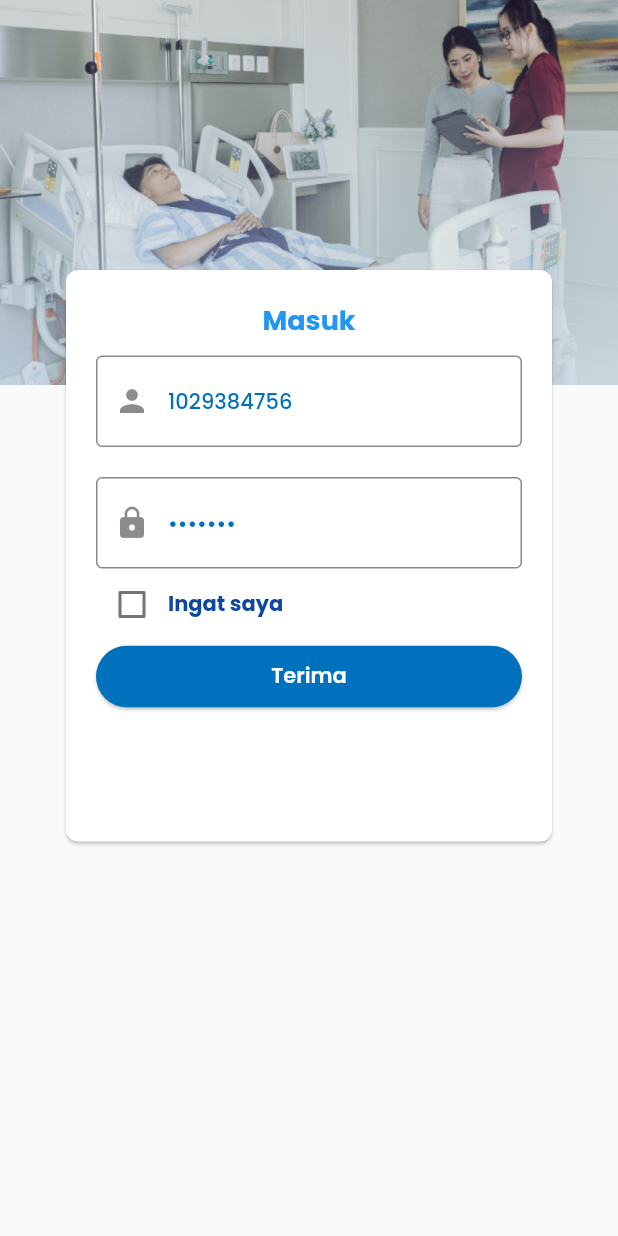
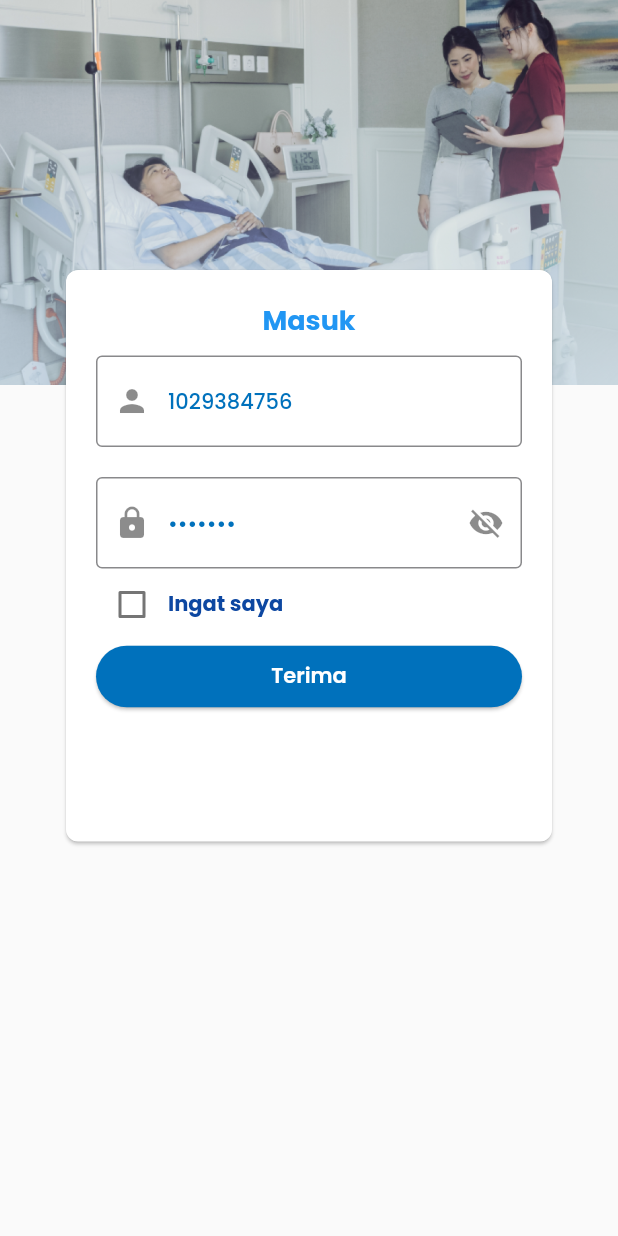
Before and after one commit to Alterra-Batch3-Kelompok-11/hms-flutter, a Flutter app: the screen it shows after launch, on a phone screen of 412 x 824 dp. Run offline on Flutter 3.47's test engine with Material 2 defaults, Android fonts, the phone set to English and light mode, and no system bars; our stand-ins replace bloc, dio, equatable, flutter_bloc, flutter_dotenv, flutter_svg and 3 more; missing offline and left inert: jwt_decode, splash_screen_view.

Commit message:
update code refactor

```diff
--- a/lib/screens/auth/login_screen.dart
+++ b/lib/screens/auth/login_screen.dart
@@ -31,6 +31,7 @@ class _LoginScreenState extends State<LoginScreen> {
   late TextEditingController _usernameController;
   late TextEditingController _passwordController;
   ValueNotifier<bool> isRemember = ValueNotifier(false);
+  ValueNotifier<bool> isShowPassword = ValueNotifier(false);
   String? currentUsername;
 
   @override
@@ -51,12 +52,8 @@ class _LoginScreenState extends State<LoginScreen> {
   }
 
   @override
-  void dispose() {
-    super.dispose();
-  }
-
-  @override
   Widget build(BuildContext context) {
+    print("REFRESH SCREEN");
     return Scaffold(
       body: BlocListener<AuthBloc, AuthState>(
         listener: (context, state) {
@@ -123,21 +120,31 @@ class _LoginScreenState extends State<LoginScreen> {
                             return null;
                           }),
                       const SizedBox(height: 20),
-                      GlobalTextField(
+                      ValueListenableBuilder(
+                          valueListenable: isShowPassword,
+                          builder: (context, bool value, _) {
+                            return GlobalTextField(
                                 fieldController: _passwordController,
                                 hintText: "Sandi",
                                 valueNotifier: onFieldPasswordFocus,
                                 focusNode: fieldPasswordFocus,
-                          obscureText: true,
+                                obscureText: value ? false : true,
                                 maxLine: 1,
                                 prefixIcon: Icons.lock,
-                          // obscureText: true,
+                                suffixIcon: IconButton(
+                                    splashColor: Colors.transparent,
+                                    onPressed: () => isShowPassword.value =
+                                        !isShowPassword.value,
+                                    icon: value
+                                        ? const Icon(Icons.visibility)
+                                        : const Icon(Icons.visibility_off)),
                                 validator: (value) {
                                   if (value!.isEmpty) {
                                     print("data kosong");
                                     return "Field can't empty";
                                   }
                                   return null;
+                                });
                           }),
                       Row(
                         children: [
--- a/lib/screens/global_widgets/global_text_field.dart
+++ b/lib/screens/global_widgets/global_text_field.dart
@@ -10,6 +10,7 @@ class GlobalTextField extends StatelessWidget {
     required this.focusNode,
     this.maxLine,
     this.prefixIcon,
+    this.suffixIcon,
     this.obscureText = false,
     this.maxLength,
     required this.validator,
@@ -23,6 +24,7 @@ class GlobalTextField extends StatelessWidget {
   final int? maxLength;
   final ValueNotifier<bool> valueNotifier;
   final IconData? prefixIcon;
+  final Widget? suffixIcon;
   final bool obscureText;
   final String? Function(String?)? validator;
   final String? Function(String?)? onChange;
@@ -57,6 +59,7 @@ class GlobalTextField extends StatelessWidget {
           onTap: updateFillColor,
           onChanged: onChange,
           decoration: InputDecoration(
+              suffixIcon: suffixIcon,
               filled: true,
               prefixIcon: (prefixIcon == null) ? null : Icon(prefixIcon),
               focusedBorder: const UnderlineInputBorder(
--- a/lib/screens/profile/profile_screen.dart
+++ b/lib/screens/profile/profile_screen.dart
@@ -69,10 +69,7 @@ class _ProfileScreenState extends State<ProfileScreen> {
                   } else if (state is ProfileNurseLoaded) {
                     return NurseProfileScreen(nurse: state.nurse);
                   } else if (state is NurseError) {
-                    print(state.message);
-                    return const Center(
-                      child: Text("Nurse Error"),
-                    );
+                    return const GlobalLoading(layout: DetailDoctorLoading());
                   } else {
                     print("ELSE NURSE");
                     return const SizedBox.shrink();
--- a/lib/services/patient_service.dart
+++ b/lib/services/patient_service.dart
@@ -48,7 +48,7 @@ class PatientService {
   }
 
   //get outpatient processed by iddoctor
-  Future<List<OutpatientModel>?> getOutpatientApproveds(
+  Future<List<OutpatientModel>> getOutpatientApproveds(
       {required int idDoctor, required String token}) async {
     try {
       final response = await _dio.get(
--- a/lib/view_model/patient_view_model/patient_event.dart
+++ b/lib/view_model/patient_view_model/patient_event.dart
@@ -67,4 +67,6 @@ class GetHistoryPatientTreatment extends PatientEvent {
 
 class GetPatientHistory extends PatientEvent {}
 
+class GetPatientSchedule extends PatientEvent {}
+
 class GetNotification extends PatientEvent {}
--- a/lib/view_model/patient_view_model/patient_state.dart
+++ b/lib/view_model/patient_view_model/patient_state.dart
@@ -113,3 +113,15 @@ class PatientHistoryLoaded extends PatientState {
   @override
   List<Object> get props => [historyList, historyListApprovals];
 }
+
+class PatientScheduleLoaded extends PatientState {
+  final List<OutpatientModel> listOutpatientUnprocessed;
+  final List<OutpatientModel> listOutpatientApproved;
+
+  const PatientScheduleLoaded(
+      {required this.listOutpatientUnprocessed,
+      required this.listOutpatientApproved});
+
+  @override
+  List<Object> get props => [listOutpatientUnprocessed, listOutpatientApproved];
+}
```
Also changed, not shown: lib/screens/add_patient_data/add_patient_data_screen.dart (+9 -6 lines), lib/screens/navbar/navbar.dart (+2 -6 lines), lib/screens/patient_data/patient_data_screen.dart (+5 -3 lines), lib/screens/schedule/doctor_visit_request.dart (+18 -37 lines), lib/screens/schedule/doctor_visit_schedule.dart (+16 -95 lines), lib/screens/schedule/schedule_screen.dart (+22 -9 lines), lib/view_model/patient_view_model/patient_bloc.dart (+41 -0 lines). Lines whose indentation alone changed are shown as unchanged.
